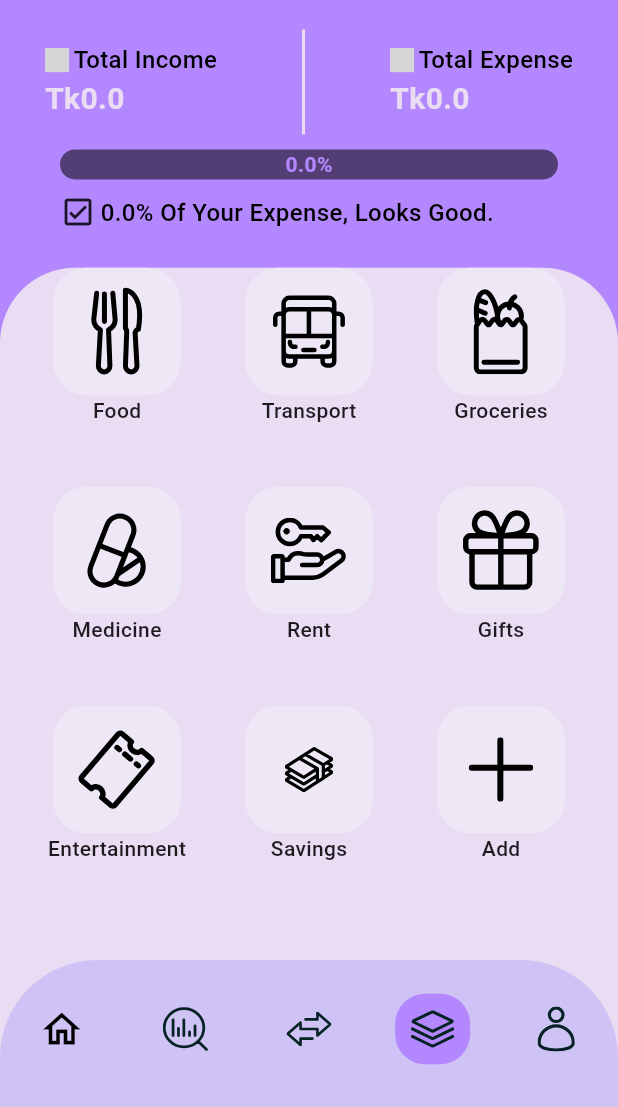
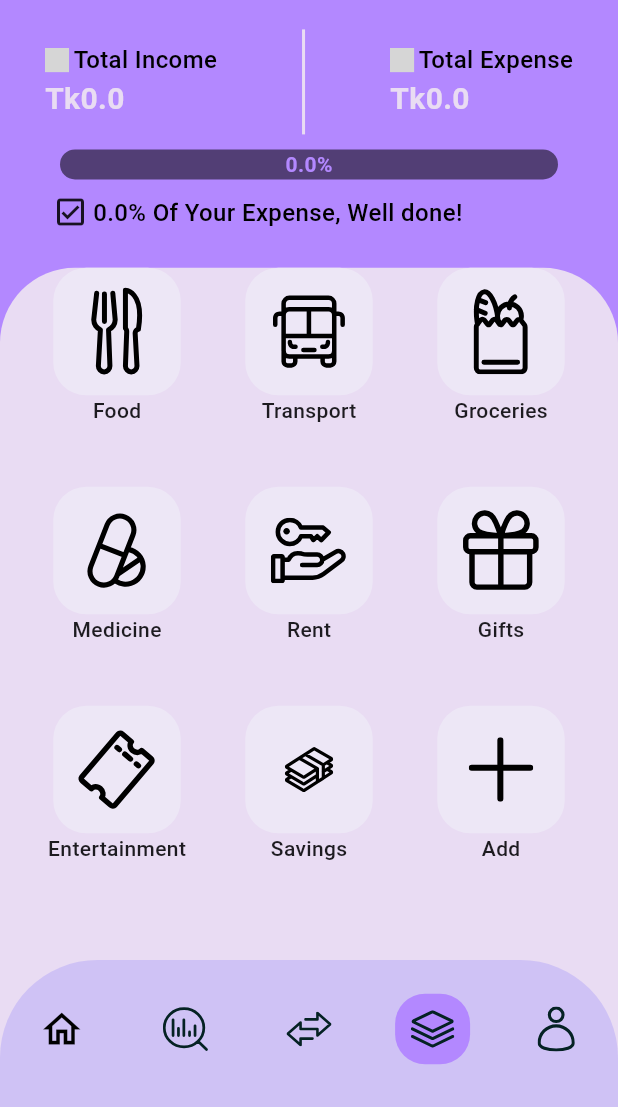
Before and after one commit to Kawser-Miah/finance_tracker, a Flutter app: the screen it shows after launch, on a phone screen of 412 x 824 dp, the part 129-1236 px from its top. Run offline on Flutter 3.47's test engine with Material 3 defaults, Android fonts, the phone set to English and light mode, and no system bars; drawn by our look-alikes of percent_indicator; our stand-ins replace dartz, floor, flutter_bloc, flutter_svg, freezed_annotation, get_it and 3 more; accounts and stored records are empty; generated files the repository leaves out were written again; grey boxes are pictures that could not be loaded.

Commit message:
modify string value

```diff
--- a/lib/application/core/widgets/income_expense_box.dart
+++ b/lib/application/core/widgets/income_expense_box.dart
@@ -4,6 +4,7 @@ import 'package:percent_indicator/linear_percent_indicator.dart';
 
 import '../../../generated/assets.dart';
 import '../../../utils/models/theme.dart';
+import '../../../utils/utils.dart';
 
 class IncomeExpenseBox extends StatelessWidget {
   final double? totalIncome, totalExpense;
@@ -105,7 +106,7 @@ class IncomeExpenseBox extends StatelessWidget {
             ),
           ),
           Padding(
-            padding: const EdgeInsets.only(left: 10, top: 10),
+            padding: const EdgeInsets.only(left: 5, top: 10),
             child: Row(
               children: [
                 const Icon(Icons.check_box_outlined),
@@ -113,7 +114,7 @@ class IncomeExpenseBox extends StatelessWidget {
                   width: 3,
                 ),
                 Text(
-                  "${percentage * 100}% Of Your Expense, Looks Good.",
+                  "${percentage * 100}% Of Your Expense, ${Utils.getMessage(percentage)}",
                   style: AppTheme.lightBodyText
                       .copyWith(fontWeight: FontWeight.w500),
                 )
--- a/lib/utils/utils.dart
+++ b/lib/utils/utils.dart
@@ -23,7 +23,7 @@ class Utils {
     } else if (value > 0.2 && value <= 0.3) {
       return 'Nice job!';
     } else if (value > 0.3 && value <= 0.4) {
-      return 'Looks good..!';
+      return 'Looks good!';
     } else if (value > 0.4 && value <= 0.5) {
       return 'On track!';
     } else if (value > 0.5 && value <= 0.8) {
```
